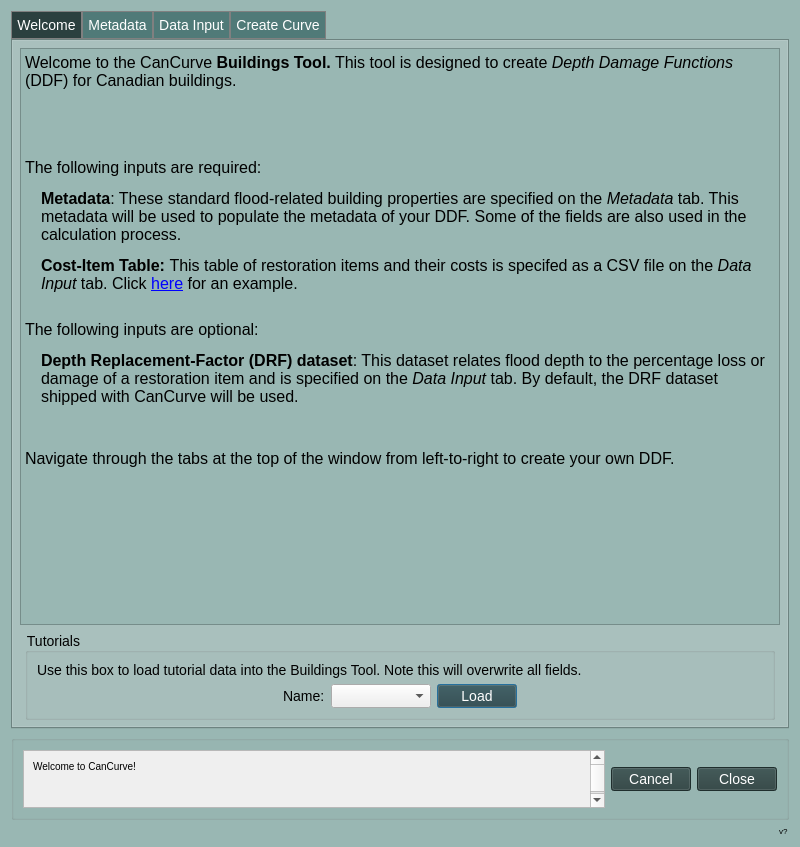
Old version of the form cancurve/bldgs/cc_bldgs_dialog.ui in the repository NRCan/CanCurve.
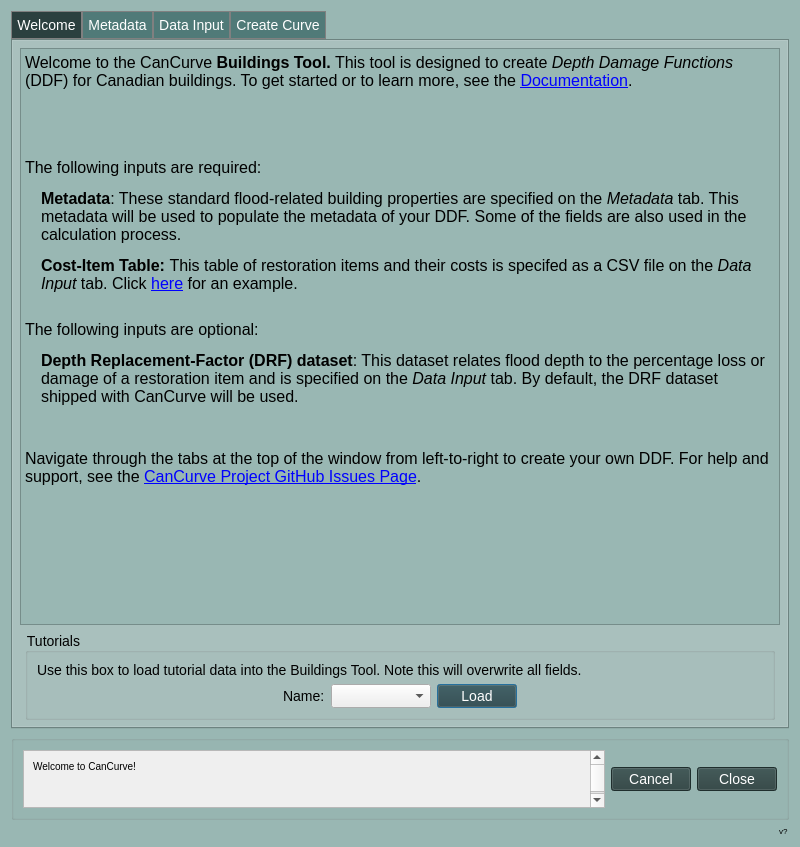
New version of the form. Icons and pictures are not drawn. Custom widgets are drawn as their Qt base class.

Commit message: update the welcome tab

The edit to the form file:
```diff
--- a/cancurve/bldgs/cc_bldgs_dialog.ui
+++ b/cancurve/bldgs/cc_bldgs_dialog.ui
@@ -140,7 +140,7 @@
 &lt;html&gt;&lt;head&gt;&lt;meta name=&quot;qrichtext&quot; content=&quot;1&quot; /&gt;&lt;style type=&quot;text/css&quot;&gt;
 p, li { white-space: pre-wrap; }
 &lt;/style&gt;&lt;/head&gt;&lt;body style=&quot; font-family:'MS Shell Dlg 2'; font-size:14px; font-weight:400; font-style:normal;&quot;&gt;
-&lt;p style=&quot; margin-top:12px; margin-bottom:12px; margin-left:0px; margin-right:0px; -qt-block-indent:0; text-indent:0px;&quot;&gt;&lt;span style=&quot; font-size:12pt;&quot;&gt;Welcome to the CanCurve &lt;/span&gt;&lt;span style=&quot; font-size:12pt; font-weight:600;&quot;&gt;Buildings Tool.&lt;/span&gt;&lt;span style=&quot; font-size:12pt;&quot;&gt; This tool is designed to create &lt;/span&gt;&lt;span style=&quot; font-size:12pt; font-style:italic;&quot;&gt;Depth Damage Functions&lt;/span&gt;&lt;span style=&quot; font-size:12pt;&quot;&gt; (DDF) for Canadian buildings.&lt;/span&gt;&lt;/p&gt;
+&lt;p style=&quot; margin-top:12px; margin-bottom:12px; margin-left:0px; margin-right:0px; -qt-block-indent:0; text-indent:0px;&quot;&gt;&lt;span style=&quot; font-size:12pt;&quot;&gt;Welcome to the CanCurve &lt;/span&gt;&lt;span style=&quot; font-size:12pt; font-weight:600;&quot;&gt;Buildings Tool.&lt;/span&gt;&lt;span style=&quot; font-size:12pt;&quot;&gt; This tool is designed to create &lt;/span&gt;&lt;span style=&quot; font-size:12pt; font-style:italic;&quot;&gt;Depth Damage Functions&lt;/span&gt;&lt;span style=&quot; font-size:12pt;&quot;&gt; (DDF) for Canadian buildings. To get started or to learn more, see the &lt;/span&gt;&lt;a href=&quot;https://github.com/NRCan/CanCurve&quot;&gt;&lt;span style=&quot; font-size:12pt; text-decoration: underline; color:#0000ff;&quot;&gt;Documentation&lt;/span&gt;&lt;/a&gt;&lt;span style=&quot; font-size:12pt;&quot;&gt;.&lt;/span&gt;&lt;/p&gt;
 &lt;p align=&quot;center&quot; style=&quot; margin-top:12px; margin-bottom:12px; margin-left:0px; margin-right:0px; -qt-block-indent:0; text-indent:0px;&quot;&gt;&lt;img src=&quot;:/plugins/cancurve/img/icon.png&quot; /&gt;&lt;/p&gt;
 &lt;p align=&quot;center&quot; style=&quot;-qt-paragraph-type:empty; margin-top:12px; margin-bottom:12px; margin-left:0px; margin-right:0px; -qt-block-indent:0; text-indent:0px;&quot;&gt;&lt;br /&gt;&lt;/p&gt;
 &lt;p style=&quot; margin-top:12px; margin-bottom:12px; margin-left:0px; margin-right:0px; -qt-block-indent:0; text-indent:0px;&quot;&gt;&lt;span style=&quot; font-size:12pt;&quot;&gt;The following inputs are required:&lt;/span&gt;&lt;/p&gt;
@@ -149,7 +149,7 @@
 &lt;p style=&quot; margin-top:12px; margin-bottom:12px; margin-left:0px; margin-right:0px; -qt-block-indent:0; text-indent:0px;&quot;&gt;&lt;span style=&quot; font-size:12pt;&quot;&gt;The following inputs are optional:&lt;/span&gt;&lt;/p&gt;
 &lt;p style=&quot; margin-top:12px; margin-bottom:12px; margin-left:16px; margin-right:0px; -qt-block-indent:0; text-indent:0px;&quot;&gt;&lt;span style=&quot; font-size:12pt; font-weight:600;&quot;&gt;Depth Replacement-Factor (DRF) dataset&lt;/span&gt;&lt;span style=&quot; font-size:12pt;&quot;&gt;: This dataset relates flood depth to the percentage loss or damage of a restoration item and is specified on the &lt;/span&gt;&lt;span style=&quot; font-size:12pt; font-style:italic;&quot;&gt;Data Input&lt;/span&gt;&lt;span style=&quot; font-size:12pt;&quot;&gt; tab. By default, the DRF dataset shipped with CanCurve will be used.&lt;/span&gt;&lt;/p&gt;
 &lt;p style=&quot;-qt-paragraph-type:empty; margin-top:12px; margin-bottom:12px; margin-left:16px; margin-right:0px; -qt-block-indent:0; text-indent:0px; font-size:12pt;&quot;&gt;&lt;br /&gt;&lt;/p&gt;
-&lt;p style=&quot; margin-top:12px; margin-bottom:12px; margin-left:0px; margin-right:0px; -qt-block-indent:0; text-indent:0px;&quot;&gt;&lt;span style=&quot; font-size:12pt;&quot;&gt;Navigate through the tabs at the top of the window from left-to-right to create your own DDF.&lt;/span&gt;&lt;/p&gt;&lt;/body&gt;&lt;/html&gt;</string>
+&lt;p style=&quot; margin-top:12px; margin-bottom:12px; margin-left:0px; margin-right:0px; -qt-block-indent:0; text-indent:0px;&quot;&gt;&lt;span style=&quot; font-size:12pt;&quot;&gt;Navigate through the tabs at the top of the window from left-to-right to create your own DDF. For help and support, see the &lt;/span&gt;&lt;a href=&quot;https://github.com/NRCan/CanCurve/issues&quot;&gt;&lt;span style=&quot; font-size:12pt; text-decoration: underline; color:#0000ff;&quot;&gt;CanCurve Project GitHub Issues Page&lt;/span&gt;&lt;/a&gt;&lt;span style=&quot; font-size:12pt;&quot;&gt;.&lt;/span&gt;&lt;/p&gt;&lt;/body&gt;&lt;/html&gt;</string>
          </property>
          <property name="openExternalLinks">
           <bool>true</bool>
```
